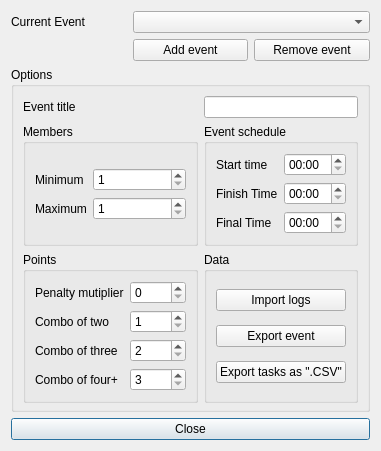
Above: trunk/gui_event.ui from FrankMamuda/ketoevent before the change. Below: the same form after it.
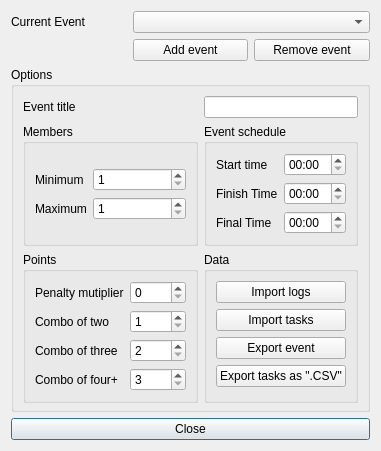
That is the form after the change. Icons and pictures are not drawn.

Commit message: task import; few bugfixes

Diff of the .ui file:
```diff
--- a/trunk/gui_event.ui
+++ b/trunk/gui_event.ui
@@ -47,6 +47,17 @@
            </property>
           </widget>
          </item>
+         <item>
+          <widget class="QPushButton" name="buttonImportTasks">
+           <property name="text">
+            <string>Import tasks</string>
+           </property>
+           <property name="icon">
+            <iconset resource="resources.qrc">
+             <normaloff>:/icons/import_16</normaloff>:/icons/import_16</iconset>
+           </property>
+          </widget>
+         </item>
          <item>
           <widget class="QPushButton" name="buttonExport">
            <property name="text">
```
The commit also changes 13 other files.
